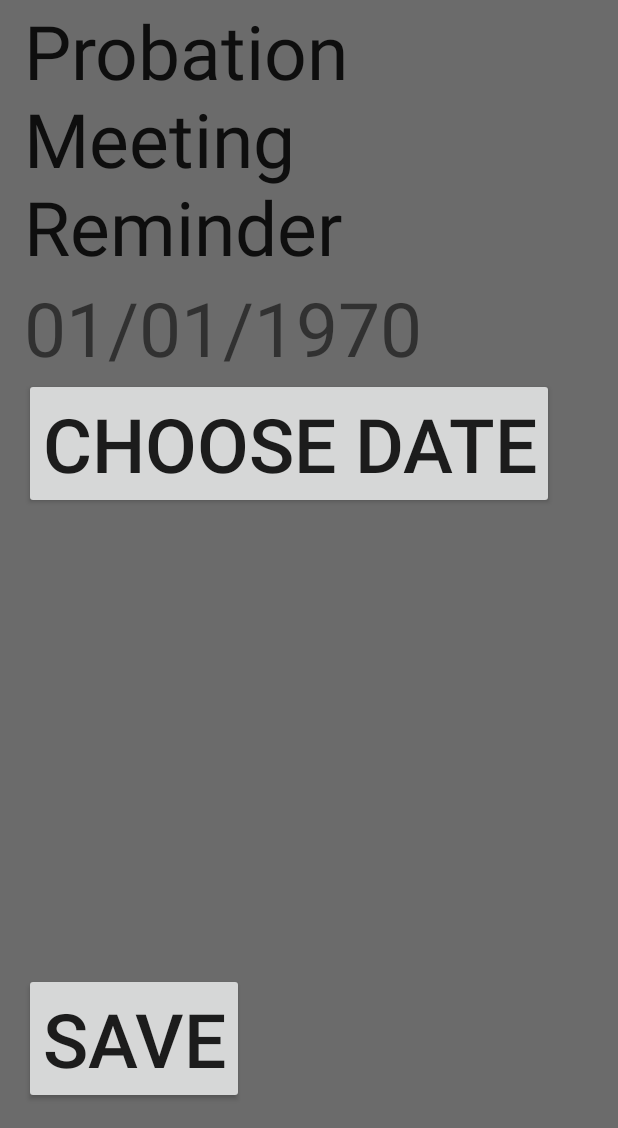
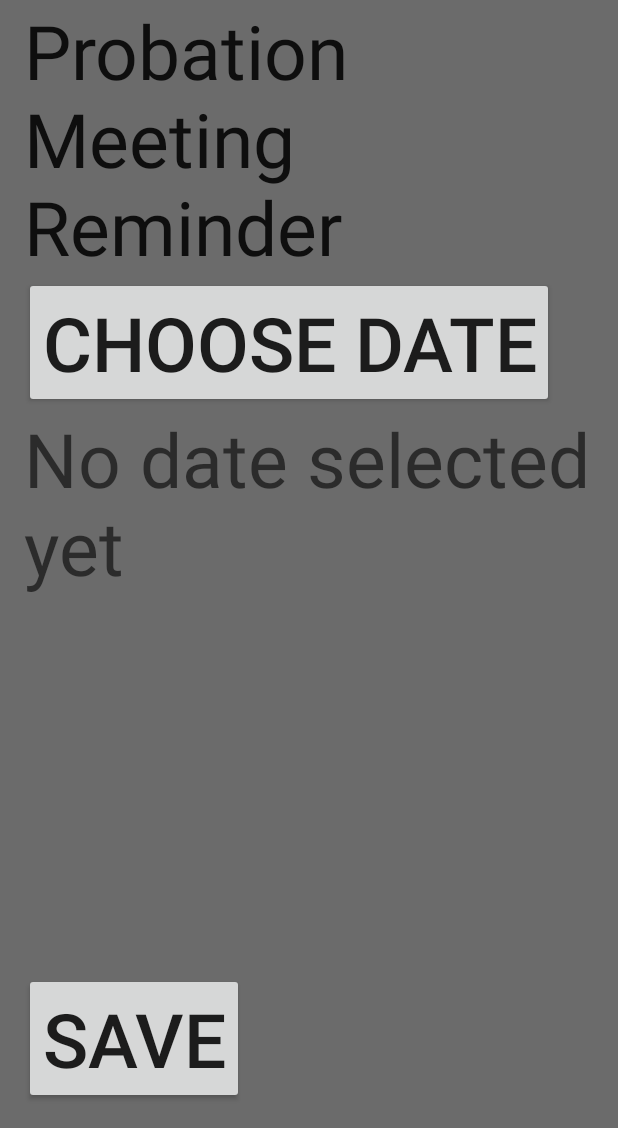
Before and after one commit to jeremysiedzik/officer-rainbow, an Android app: the Main7Activity screen opened directly, with no data from a screen before it, on a phone screen of 412 x 824 dp, the part 108-1236 px from its top. Run offline under Robolectric (Android 15) with nearby library versions, the phone set to English and light mode, and no system bars.

Commit message:
main 7 choose date

```diff
--- a/app/src/main/java/com/robotagrex/or/officerrainbow/Main7Activity.java
+++ b/app/src/main/java/com/robotagrex/or/officerrainbow/Main7Activity.java
@@ -1,5 +1,7 @@
 package com.robotagrex.or.officerrainbow;
 
+import android.app.DatePickerDialog;
+import android.app.Dialog;
 import android.content.Context;
 import android.content.Intent;
 import android.content.SharedPreferences;
@@ -8,17 +10,29 @@ import android.support.v7.app.AppCompatActivity;
 import android.support.v7.widget.Toolbar;
 import android.view.View;
 import android.widget.Button;
+import android.widget.DatePicker;
+import android.widget.Toast;
+
+import java.util.Calendar;
 
 public class Main7Activity extends AppCompatActivity {
 
     public static final String MyPREFERENCES = "MyPrefs" ;
     SharedPreferences sharedpreferences;
-
+    private Calendar calendar;
+    private int year, month, day;
 
     @Override
     protected void onCreate(Bundle savedInstanceState) {
         super.onCreate(savedInstanceState);
         setContentView(R.layout.activity_main_7);
+
+        calendar = Calendar.getInstance();
+        year = calendar.get(Calendar.YEAR);
+
+        month = calendar.get(Calendar.MONTH);
+        day = calendar.get(Calendar.DAY_OF_MONTH);
+        showDate(year, month + 1, day);
 
         Toolbar myToolbar = (Toolbar) findViewById(R.id.my_toolbar);
         setSupportActionBar(myToolbar);
@@ -37,4 +51,34 @@ public class Main7Activity extends AppCompatActivity {
             }
         });
     }
+
+    public void setDate(View view) {
+        showDialog(999);
+    }
+
+    @Override
+    protected Dialog onCreateDialog(int id) {
+        if (id == 999) {
+            return new DatePickerDialog(this, myDateListener, year, month, day);
+        }
+        return null;
+    }
+
+    private DatePickerDialog.OnDateSetListener myDateListener = new DatePickerDialog.OnDateSetListener() {
+        @Override
+        public void onDateSet(DatePicker arg0, int arg1, int arg2, int arg3) {
+            // here argument values...
+            // arg1 = year
+            // arg2 = month
+            // arg3 = day
+            showDate(arg1, arg2+1, arg3);
+        }
+    };
+
+    private void showDate(int year, int month, int day) {
+
+        Toast.makeText(Main7Activity.this,new StringBuilder().append(day).append("/")
+                .append(month).append("/").append(year), Toast.LENGTH_LONG).show();
+
+    }
 }
--- a/app/src/main/res/layout/activity_main_7.xml
+++ b/app/src/main/res/layout/activity_main_7.xml
@@ -12,22 +12,24 @@
     android:background="#6b6b6b">
 
 
-    <TextView
-        android:id="@+id/date_return_text"
-        android:text="@string/date_text"
+    <Button
+        android:id="@+id/button1"
         android:layout_width="wrap_content"
         android:layout_height="wrap_content"
-        android:textSize="50sp"
+        android:onClick="setDate"
+        android:text="@string/choose_date"
         android:layout_below="@+id/textView7"
         android:layout_alignParentLeft="true"
-        android:layout_alignParentStart="true" />
-    <Button
-        android:id="@+id/btn1"
+        android:layout_alignParentStart="true"
+        android:textSize="50sp" />
+
+    <TextView
+        android:id="@+id/textView1"
         android:layout_width="wrap_content"
         android:layout_height="wrap_content"
-        android:text="@string/pick_date"
-        android:onClick="showDatePickerDialog"
-        android:layout_below="@+id/date_return_text"
+        android:text="@string/date_field"
+        android:textAppearance="?android:attr/textAppearanceMedium"
+        android:layout_below="@+id/button1"
         android:layout_alignParentLeft="true"
         android:layout_alignParentStart="true"
         android:textSize="50sp" />
--- a/app/src/main/res/values/strings.xml
+++ b/app/src/main/res/values/strings.xml
@@ -31,4 +31,6 @@
     <string name="onsite_testing">Onsite Testing</string>
     <string name="date_text">01/01/1970</string>
     <string name="pick_date">Choose Date</string>
+    <string name="choose_date">Choose Date</string>
+    <string name="date_field">No date selected yet</string>
 </resources>
```
